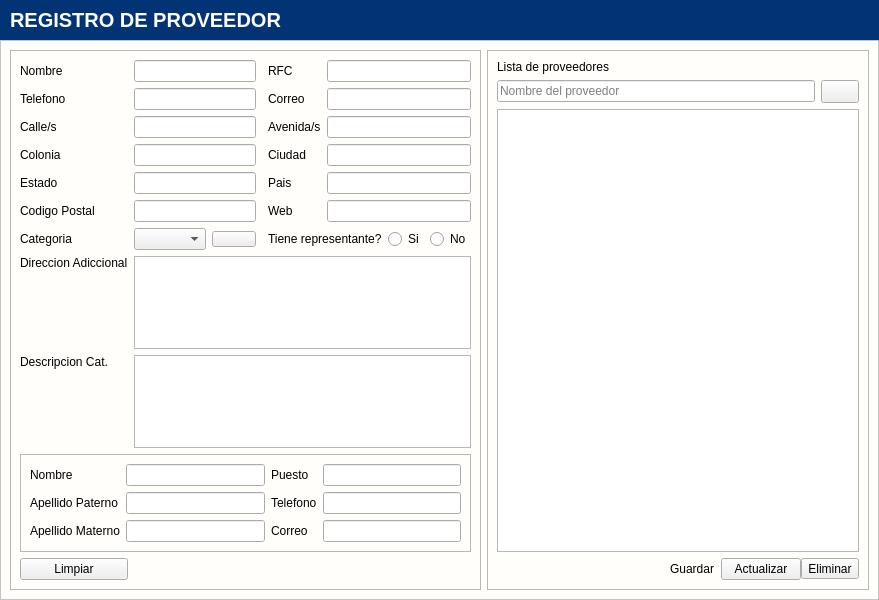
This is app/View/UserInterfaceUi/UI_CONTROL_PROVEEDORES.ui in LAngelVp/software-punto-de-venta as Qt 5 draws it before an edit. The edited form follows.
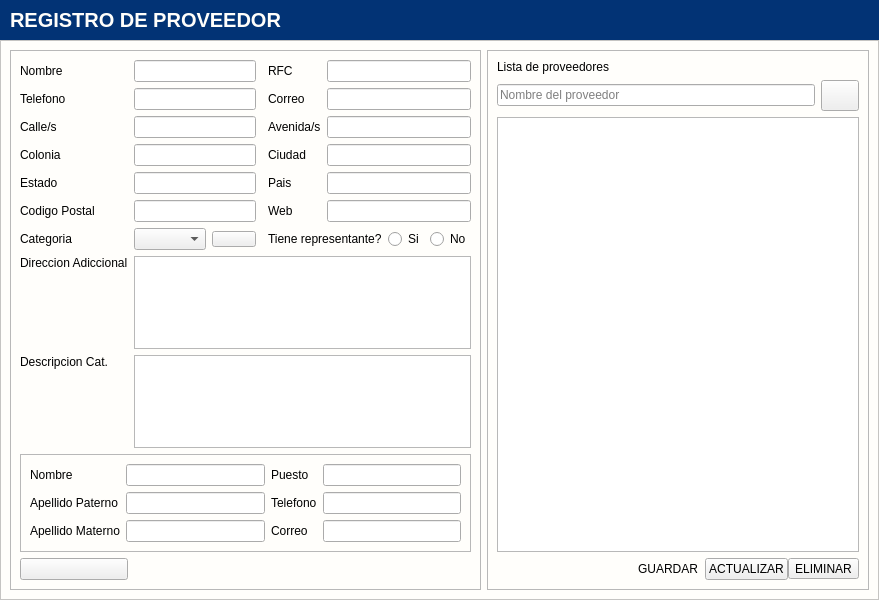
This is the edited form. Icons and pictures are not drawn.

Diff of the .ui file:
```diff
--- a/app/View/UserInterfaceUi/UI_CONTROL_PROVEEDORES.ui
+++ b/app/View/UserInterfaceUi/UI_CONTROL_PROVEEDORES.ui
@@ -254,8 +254,14 @@
               <string/>
              </property>
              <property name="icon">
-              <iconset resource="../../Source/ibootstrap.qrc">
-               <normaloff>:/Icons/Bootstrap/search.svg</normaloff>:/Icons/Bootstrap/search.svg</iconset>
+              <iconset resource="../../Source/iconosSVG.qrc">
+               <normaloff>:/iconosBlancos/Icons/iconos/Blanco/buscar_persona_blanco.svg</normaloff>:/iconosBlancos/Icons/iconos/Blanco/buscar_persona_blanco.svg</iconset>
+             </property>
+             <property name="iconSize">
+              <size>
+               <width>24</width>
+               <height>24</height>
+              </size>
              </property>
             </widget>
            </item>
@@ -292,11 +298,17 @@
                <cursorShape>PointingHandCursor</cursorShape>
               </property>
               <property name="text">
-               <string>Guardar</string>
+               <string>GUARDAR</string>
               </property>
               <property name="icon">
-               <iconset resource="../../Source/ibootstrap.qrc">
-                <normaloff>:/Icons/Bootstrap/check-square.svg</normaloff>:/Icons/Bootstrap/check-square.svg</iconset>
+               <iconset resource="../../Source/iconosSVG.qrc">
+                <normaloff>:/iconosBlancos/Icons/iconos/Blanco/guardar_blanco.svg</normaloff>:/iconosBlancos/Icons/iconos/Blanco/guardar_blanco.svg</iconset>
+              </property>
+              <property name="iconSize">
+               <size>
+                <width>24</width>
+                <height>24</height>
+               </size>
               </property>
               <property name="popupMode">
                <enum>QToolButton::DelayedPopup</enum>
@@ -318,11 +330,17 @@
                <cursorShape>PointingHandCursor</cursorShape>
               </property>
               <property name="text">
-               <string>Actualizar</string>
+               <string>ACTUALIZAR</string>
               </property>
               <property name="icon">
-               <iconset resource="../../Source/ibootstrap.qrc">
-                <normaloff>:/Icons/Bootstrap/vector-pen.svg</normaloff>:/Icons/Bootstrap/vector-pen.svg</iconset>
+               <iconset resource="../../Source/iconosSVG.qrc">
+                <normaloff>:/iconosBlancos/Icons/iconos/Blanco/actualizar_blanco.svg</normaloff>:/iconosBlancos/Icons/iconos/Blanco/actualizar_blanco.svg</iconset>
+              </property>
+              <property name="iconSize">
+               <size>
+                <width>24</width>
+                <height>24</height>
+               </size>
               </property>
              </widget>
             </item>
@@ -332,11 +350,17 @@
                <cursorShape>PointingHandCursor</cursorShape>
               </property>
               <property name="text">
-               <string>Eliminar</string>
+               <string>ELIMINAR</string>
               </property>
               <property name="icon">
-               <iconset resource="../../Source/ibootstrap.qrc">
-                <normaloff>:/Icons/Bootstrap/x-square.svg</normaloff>:/Icons/Bootstrap/x-square.svg</iconset>
+               <iconset resource="../../Source/iconosSVG.qrc">
+                <normaloff>:/iconosBlancos/Icons/iconos/Blanco/eliminar_blanco.svg</normaloff>:/iconosBlancos/Icons/iconos/Blanco/eliminar_blanco.svg</iconset>
+              </property>
+              <property name="iconSize">
+               <size>
+                <width>24</width>
+                <height>24</height>
+               </size>
               </property>
               <property name="toolButtonStyle">
                <enum>Qt::ToolButtonTextBesideIcon</enum>
@@ -641,7 +665,17 @@
             <cursorShape>PointingHandCursor</cursorShape>
            </property>
            <property name="text">
-            <string>Limpiar</string>
+            <string/>
+           </property>
+           <property name="icon">
+            <iconset resource="../../Source/iconsdvg.qrc">
+             <normaloff>:/Icons/IconosSVG/borrador.png</normaloff>:/Icons/IconosSVG/borrador.png</iconset>
+           </property>
+           <property name="iconSize">
+            <size>
+             <width>24</width>
+             <height>24</height>
+            </size>
            </property>
           </widget>
          </item>
```
Left out of the diff: 12 changed lines with no effect on the pictures.
